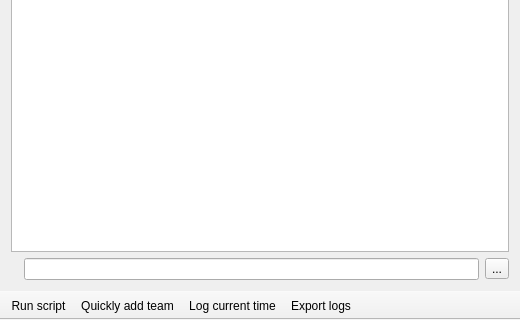
First picture: the form in mainwindow.ui, repository FrankMamuda/ketoevent, before the edit; both pictures show x 0 to 520 and y 160 to 480 of the 520 by 480 pixel window.
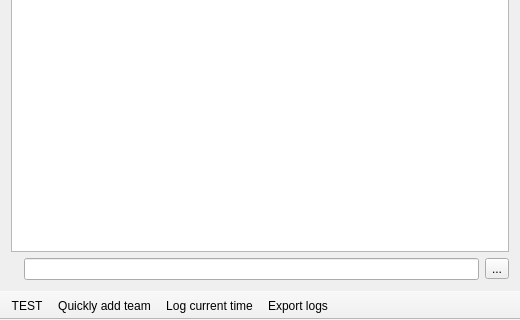
Second picture: the form after the edit. Icons and pictures are not drawn. Custom widgets are drawn as their Qt base class.

Commit message: add event options widget (incomplete)

The edit to the form file:
```diff
--- a/mainwindow.ui
+++ b/mainwindow.ui
@@ -291,7 +291,7 @@
   </action>
   <action name="actionRunScript">
    <property name="text">
-    <string>Run script</string>
+    <string>TEST</string>
    </property>
   </action>
  </widget>
```
The commit also changes 7 other files.
